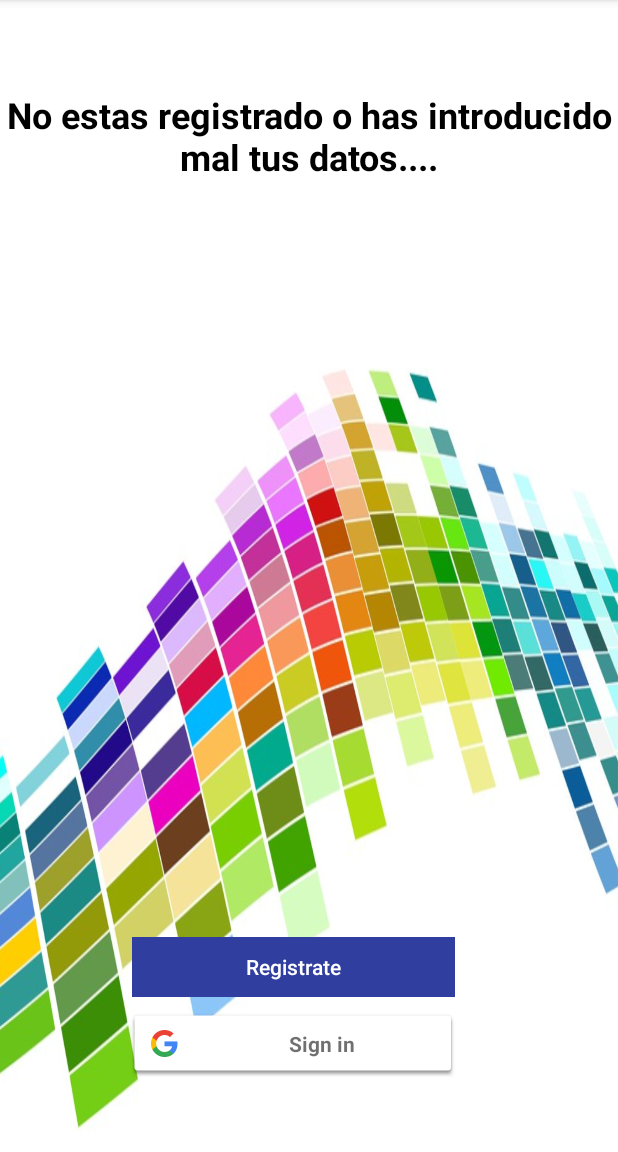
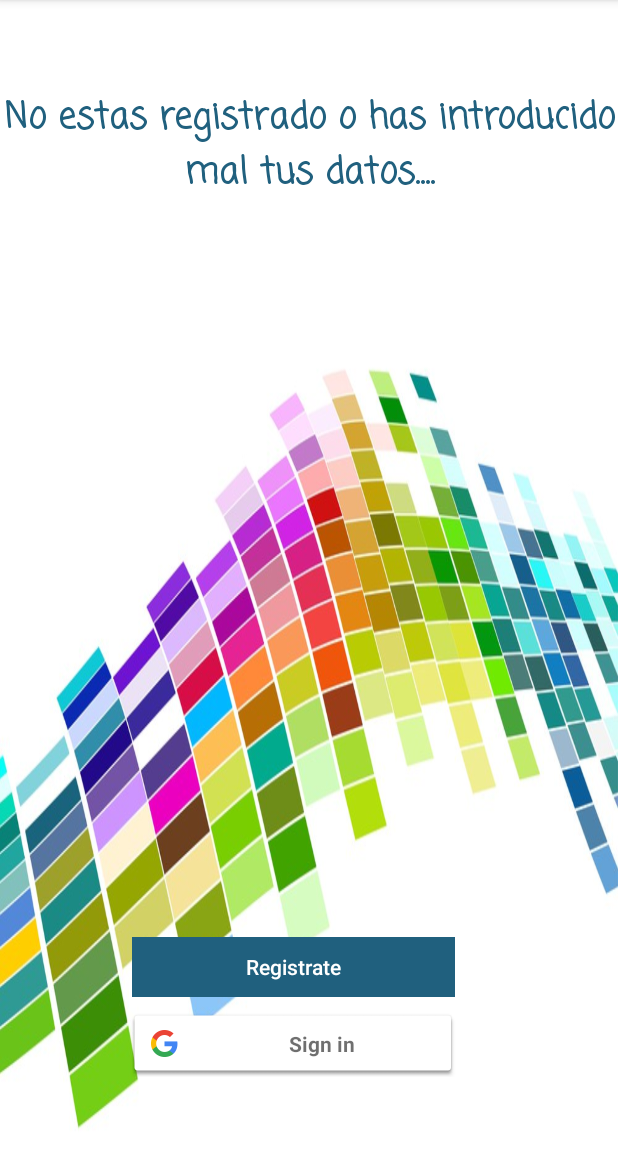
Before and after one commit to javidelrey/JoinMedia, an Android app: the RegistroActivity screen opened directly, with no data from a screen before it, on a phone screen of 412 x 824 dp, the part 84-1236 px from its top. Run offline under Robolectric (Android 15) with nearby library versions, the phone set to English and light mode, and no system bars.

Commit message:
CommitFusion2

```diff
--- a/app/src/main/res/layout/activity_login.xml
+++ b/app/src/main/res/layout/activity_login.xml
@@ -9,6 +9,7 @@
     android:paddingLeft="@dimen/activity_horizontal_margin"
     android:paddingRight="@dimen/activity_horizontal_margin"
     android:paddingTop="@dimen/activity_vertical_margin"
+    android:background="@drawable/fondo"
     tools:context="es.fempa.javi.es.joinmedia.LoginActivity">
 
     <!-- Login progress -->
--- a/app/src/main/res/layout/activity_registro.xml
+++ b/app/src/main/res/layout/activity_registro.xml
@@ -58,9 +58,12 @@
         android:layout_height="wrap_content"
         android:layout_gravity="center_horizontal"
         android:layout_marginTop="60dp"
+        android:fontFamily="casual"
         android:text="@string/textLog2"
         android:textAlignment="center"
-        android:textColor="@color/common_google_signin_btn_text_dark_focused"
+        android:textAllCaps="false"
+        android:textAppearance="@style/TextAppearance.AppCompat"
+        android:textColor="@color/colorApp"
         android:textSize="24sp"
         android:textStyle="bold"
         app:layout_constraintStart_toStartOf="parent"
@@ -83,7 +86,7 @@
         android:layout_height="40dp"
         android:layout_marginBottom="8dp"
         android:layout_marginStart="88dp"
-        android:background="@color/colorPrimaryDark"
+        android:background="@color/colorApp"
         android:text="@string/registro"
         android:textAlignment="center"
         android:textAllCaps="false"
```
